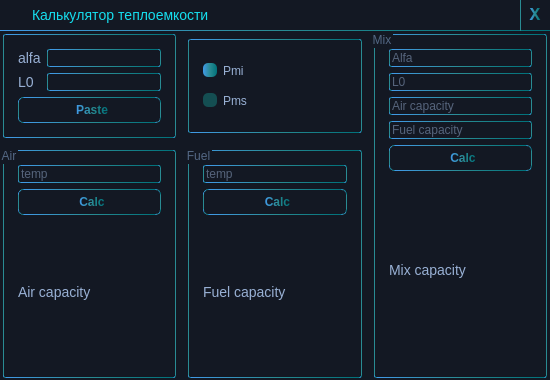
Ismaxis/212QtMay, file 2modules/tempcalc.ui: the form before one commit.
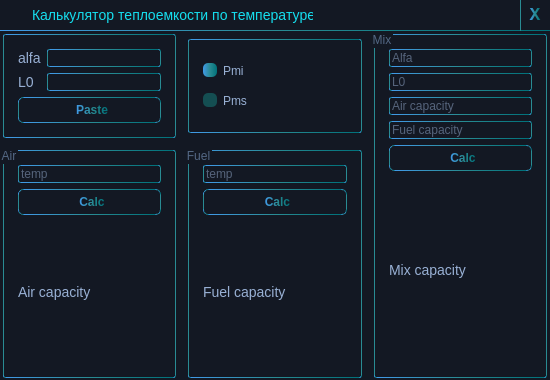
The form after the commit.

```diff
--- a/2modules/tempcalc.ui
+++ b/2modules/tempcalc.ui
@@ -408,7 +408,7 @@
      <rect>
       <x>32</x>
       <y>5</y>
-      <width>191</width>
+      <width>281</width>
       <height>20</height>
      </rect>
     </property>
@@ -422,7 +422,7 @@
      <string notr="true">border-bottom-width: 0px;</string>
     </property>
     <property name="text">
-     <string>Калькулятор теплоемкости</string>
+     <string>Калькулятор теплоемкости по температуре</string>
     </property>
    </widget>
    <widget class="QLabel" name="icon">
```
